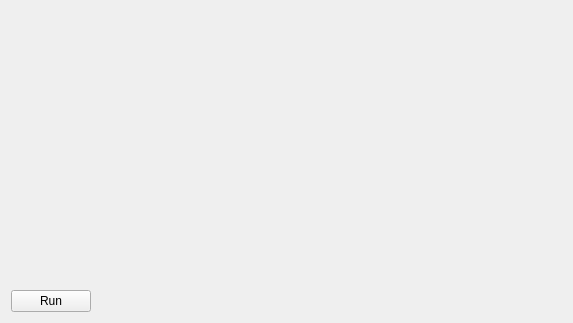
Above: src/pkgs/gvle.default/DefaultSimSubpanel/simpanelleft.ui from vle-forge/vle before the change. Below: the same form after it.
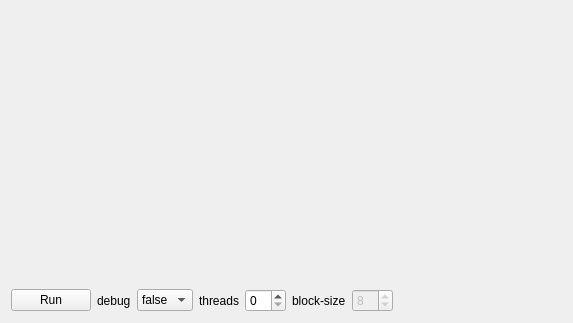
That is the form after the change.

Commit message:
gvle: configuration of the simulation
- configuration of the debug mode
- configuration of the threads for parallelization of bags transitions

What changed in the file:
```diff
--- a/src/pkgs/gvle.default/DefaultSimSubpanel/simpanelleft.ui
+++ b/src/pkgs/gvle.default/DefaultSimSubpanel/simpanelleft.ui
@@ -40,6 +40,61 @@
        </property>
       </widget>
      </item>
+     <item>
+      <widget class="QLabel" name="labelDebug">
+       <property name="text">
+        <string>debug</string>
+       </property>
+      </widget>
+     </item>
+     <item>
+      <widget class="QComboBox" name="debugCombo">
+       <item>
+        <property name="text">
+         <string notr="true">false</string>
+        </property>
+       </item>
+       <item>
+        <property name="text">
+         <string>true</string>
+        </property>
+       </item>
+      </widget>
+     </item>
+     <item>
+      <widget class="QLabel" name="labelThreads">
+       <property name="text">
+        <string>threads</string>
+       </property>
+      </widget>
+     </item>
+     <item>
+      <widget class="QSpinBox" name="threadsSpinBox">
+       <property name="maximum">
+        <number>10</number>
+       </property>
+      </widget>
+     </item>
+     <item>
+      <widget class="QLabel" name="labelBlockSize">
+       <property name="text">
+        <string>block-size</string>
+       </property>
+      </widget>
+     </item>
+     <item>
+      <widget class="QSpinBox" name="blockSizeSpinBox">
+       <property name="enabled">
+        <bool>false</bool>
+       </property>
+       <property name="minimum">
+        <number>1</number>
+       </property>
+       <property name="value">
+        <number>8</number>
+       </property>
+      </widget>
+     </item>
      <item>
       <spacer name="horizontalSpacer">
        <property name="orientation">
```
The commit also changes 2 other files.
